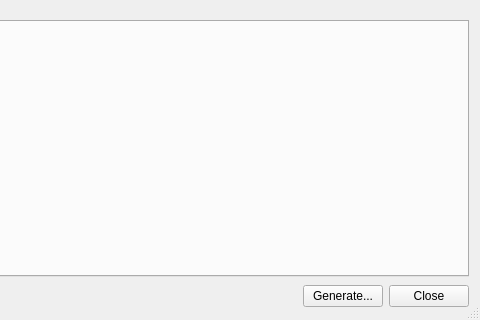
Old version of the form avogadro/qtplugins/openmminput/openmminputdialog.ui in the repository OpenChemistry/avogadrolibs; both pictures show x 594 to 1074 and y 377 to 697 of the 1074 by 697 pixel window.
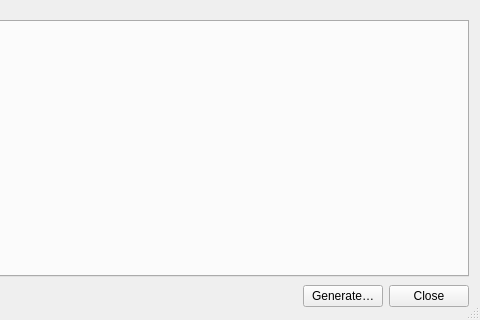
New version of the form.

```diff
--- a/avogadro/qtplugins/openmminput/openmminputdialog.ui
+++ b/avogadro/qtplugins/openmminput/openmminputdialog.ui
@@ -1009,7 +1009,7 @@
      <item>
       <widget class="QPushButton" name="generateButton">
        <property name="text">
-        <string>Generate...</string>
+        <string>Generate…</string>
        </property>
       </widget>
      </item>
```
